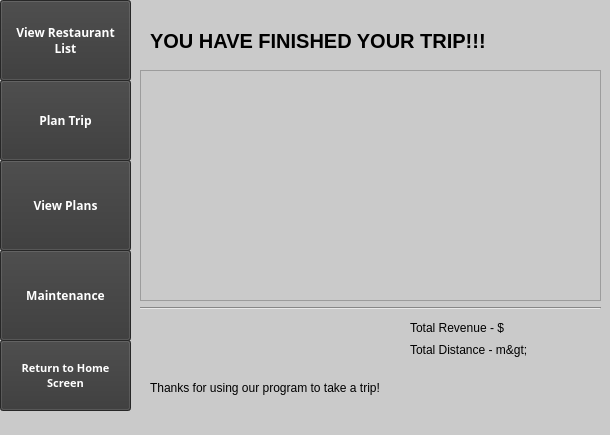
Old version of the form FastFoodFinder/mainwindow.ui in the repository annaali1/CS1DProject1.
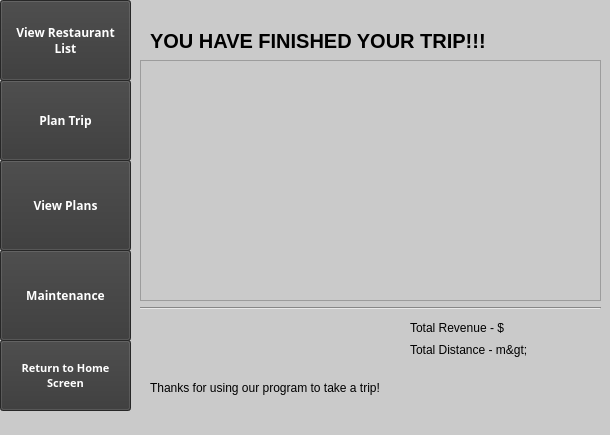
New version of the form. The open tabs and pages were chosen to show the change.

Commit message: finished making a trip

Patch:
```diff
--- a/FastFoodFinder/mainwindow.ui
+++ b/FastFoodFinder/mainwindow.ui
@@ -1148,16 +1148,6 @@
        <enum>Qt::Horizontal</enum>
       </property>
      </widget>
-     <widget class="QListView" name="finalRevList">
-      <property name="geometry">
-       <rect>
-        <x>10</x>
-        <y>70</y>
-        <width>461</width>
-        <height>231</height>
-       </rect>
-      </property>
-     </widget>
      <widget class="QLabel" name="finishedTripLabel">
       <property name="geometry">
        <rect>
@@ -1178,6 +1168,16 @@
        <string>YOU HAVE FINISHED YOUR TRIP!!!</string>
       </property>
      </widget>
+     <widget class="QListWidget" name="finalRevList">
+      <property name="geometry">
+       <rect>
+        <x>10</x>
+        <y>60</y>
+        <width>461</width>
+        <height>241</height>
+       </rect>
+      </property>
+     </widget>
     </widget>
    </widget>
    <widget class="QPushButton" name="ListButton">
```
Left out of the diff: 2 changed lines with no effect on the pictures. The commit also changes 2 other files.
